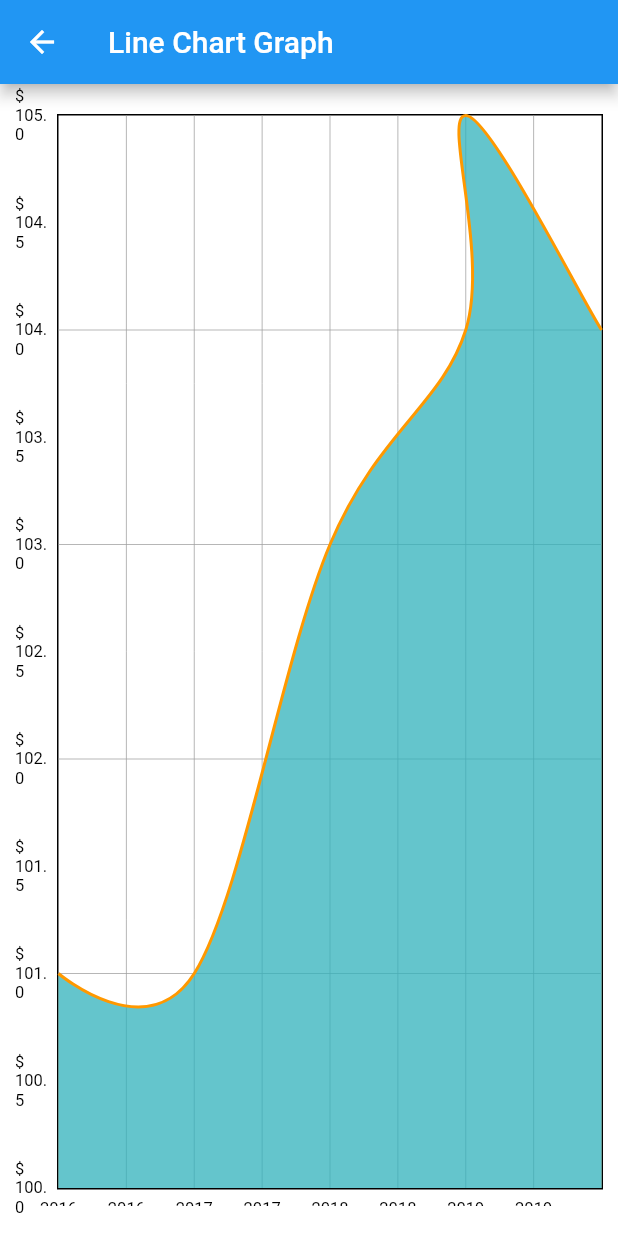
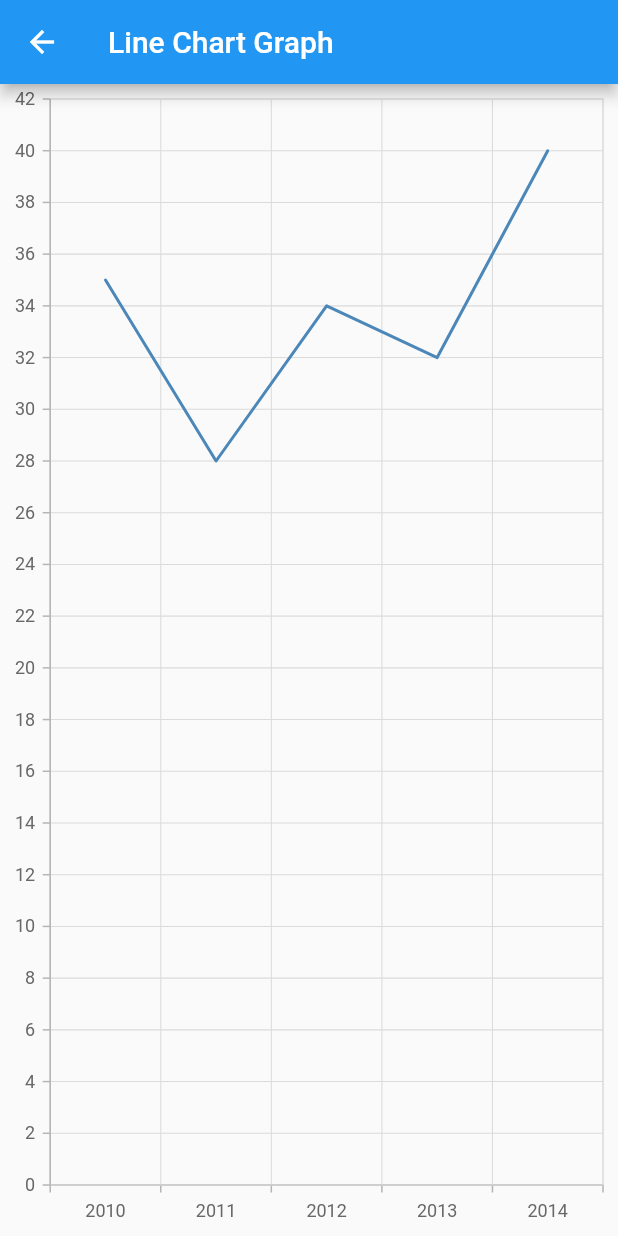
Before and after one commit to Ravina25/graphs_flutter, a Flutter app: the LineChartGraph screen opened directly, on a phone screen of 412 x 824 dp. Run offline on Flutter 3.47's test engine with Material 2 defaults, Android fonts, the phone set to English and light mode, and no system bars; drawn by our look-alikes of fl_chart; our stand-ins replace syncfusion_flutter_charts.

Commit message:
Line chart updated with new library

```diff
--- a/lib/linechart_graph.dart
+++ b/lib/linechart_graph.dart
@@ -1,5 +1,5 @@
-import 'package:fl_chart/fl_chart.dart';
 import 'package:flutter/material.dart';
+import 'package:syncfusion_flutter_charts/charts.dart';
 
 class LineChartGraph extends StatefulWidget {
   @override
@@ -9,98 +9,35 @@ class LineChartGraph extends StatefulWidget {
 class _LineChartGraphState extends State<LineChartGraph> {
   @override
   Widget build(BuildContext context) {
-    const cutOffYValue = 0.0;
-    const yearTextStyle = TextStyle(fontSize: 12, color: Colors.white);
+    final List<SalesData> chartData = [
+      SalesData("2010", 35),
+      SalesData("2011", 28),
+      SalesData("2012", 34),
+      SalesData("2013", 32),
+      SalesData("2014", 40)
+    ];
 
     return Scaffold(
-      appBar: AppBar(
-        title: Text("Line Chart Graph"),
-      ),
-      body: Container(
-          color: Colors.white,
-          padding: EdgeInsets.symmetric(vertical: 20, horizontal: 10),
-          width: double.infinity,
-          height: MediaQuery.of(context).size.height,
-          child: LineChart(
-            LineChartData(
-              lineTouchData: LineTouchData(enabled: true),
-              lineBarsData: [
-                LineChartBarData(
-                  spots: [
-                    FlSpot(0, 1),
-                    FlSpot(1, 1),
-                    FlSpot(2, 3),
-                    FlSpot(3, 4),
-                    FlSpot(3, 5),
-                    FlSpot(4, 4)
-                  ],
-                  isCurved: true,
-                  barWidth: 2,
-                  colors: [
-                    Colors.orange,
-                  ],
-                  belowBarData: BarAreaData(
-                    show: true,
-                    colors: [Colors.lightBlue.withOpacity(0.5)],
-                    cutOffY: cutOffYValue,
-                    applyCutOffY: true,
-                  ),
-                  aboveBarData: BarAreaData(
-                    show: true,
-                    colors: [Colors.lightGreen.withOpacity(0.5)],
-                    cutOffY: cutOffYValue,
-                    applyCutOffY: true,
-                  ),
-                  dotData: FlDotData(
-                    show: false,
-                  ),
-                ),
-              ],
-              minY: 0,
-              titlesData: FlTitlesData(
-                bottomTitles: SideTitles(
-                    showTitles: true,
-                    reservedSize: 5,
-                    // textStyle: yearTextStyle,
-                    getTitles: (value) {
-                      switch (value.toInt()) {
-                        case 0:
-                          return '2016';
-                        case 1:
-                          return '2017';
-                        case 2:
-                          return '2018';
-                        case 3:
-                          return '2019';
-
-                        default:
-                          return '';
-                      }
-                    }),
-                leftTitles: SideTitles(
-                  showTitles: true,
-                  getTitles: (value) {
-                    return '\$ ${value + 100}';
-                  },
-                ),
-              ),
-              axisTitleData: FlAxisTitleData(
-                  leftTitle: AxisTitle(
-                      showTitle: true, titleText: 'Value', margin: 10),
-                  bottomTitle: AxisTitle(
-                      showTitle: true,
-                      margin: 10,
-                      titleText: 'Year',
-                      textStyle: yearTextStyle,
-                      textAlign: TextAlign.right)),
-              gridData: FlGridData(
-                show: true,
-                checkToShowHorizontalLine: (double value) {
-                  return value == 1 || value == 2 || value == 3 || value == 4;
-                },
-              ),
-            ),
-          )),
-    );
+        appBar: AppBar(
+          title: Text("Line Chart Graph"),
+        ),
+        body: Center(
+            child: Container(
+                child: SfCartesianChart(
+                    primaryXAxis: CategoryAxis(),
+                    series: <ChartSeries>[
+          // Renders line chart
+          LineSeries<SalesData, String>(
+              dataSource: chartData,
+              xValueMapper: (SalesData sales, _) => sales.year,
+              yValueMapper: (SalesData sales, _) => sales.sales)
+        ]))));
   }
 }
+
+class SalesData {
+  SalesData(this.year, this.sales);
+
+  final String year;
+  final double sales;
+}
--- a/pubspec.yaml
+++ b/pubspec.yaml
@@ -23,7 +23,6 @@ environment:
 dependencies:
   flutter:
     sdk: flutter
-  fl_chart: ^0.12.3
   syncfusion_flutter_charts: ^18.4.44+1
 
   # The following adds the Cupertino Icons font to your application.
```
